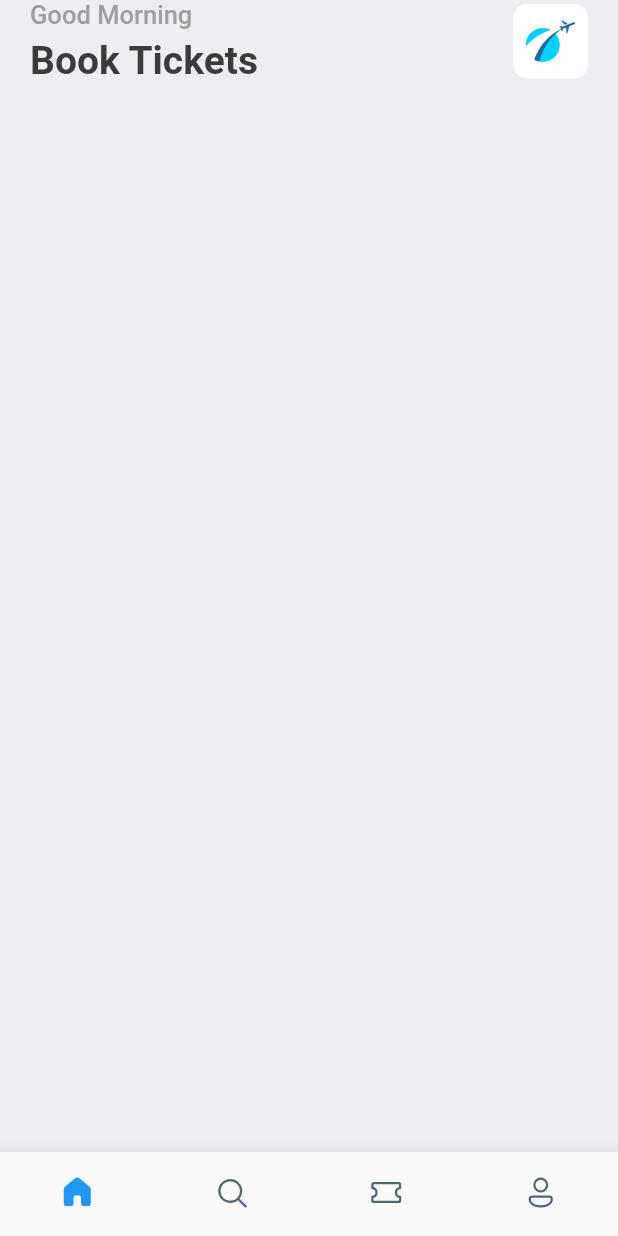
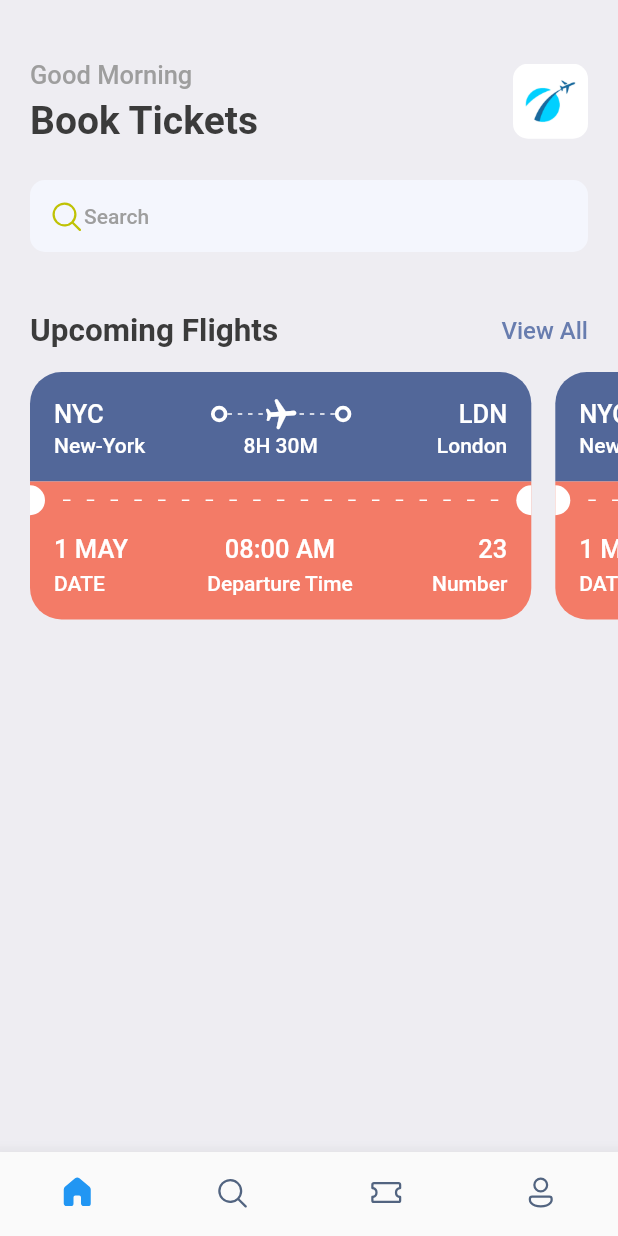
Before and after one commit to asish918/booking-app, a Flutter app: the screen it shows after launch, on a phone screen of 412 x 824 dp. Run offline on Flutter 3.47's test engine with Material 2 defaults, Android fonts, the phone set to English and light mode, and no system bars; our stand-ins replace fluentui_icons, gap.

Commit message:
Implemented Ticket View in Home Screen

```diff
--- a/lib/screens/home_screen.dart
+++ b/lib/screens/home_screen.dart
@@ -1,5 +1,8 @@
+import 'package:booktickets/screens/ticket_view.dart';
 import 'package:booktickets/utils/app_styles.dart';
+import 'package:fluentui_icons/fluentui_icons.dart';
 import 'package:flutter/material.dart';
+import 'package:gap/gap.dart';
 
 class HomeScreen extends StatelessWidget {
   const HomeScreen({Key? key}) : super(key: key);
@@ -14,6 +17,7 @@ class HomeScreen extends StatelessWidget {
             padding: const EdgeInsets.symmetric(horizontal: 20),
             child: Column(
               children: [
+                const Gap(40),
                 Row(
                   mainAxisAlignment: MainAxisAlignment.spaceBetween,
                   children: [
@@ -24,7 +28,7 @@ class HomeScreen extends StatelessWidget {
                           "Good Morning",
                           style: Styles.headLineStyle3,
                         ),
-                        const SizedBox(height: 5,),
+                        const Gap(5),
                         Text(
                           "Book Tickets",
                           style: Styles.headLineStyle,
@@ -42,7 +46,56 @@ class HomeScreen extends StatelessWidget {
                       ),
                     ),
                   ],
-                )
+                ),
+                const Gap(25),
+                Container(
+                  decoration: BoxDecoration(
+                    borderRadius: BorderRadius.circular(10),
+                    color: const Color(0xFFF4F6FD),
+                  ),
+                  padding:
+                      const EdgeInsets.symmetric(horizontal: 12, vertical: 12),
+                  child: Row(
+                    children: [
+                      const Icon(
+                        FluentSystemIcons.ic_fluent_search_regular,
+                        color: Color(0xFFBFC205),
+                      ),
+                      Text(
+                        "Search",
+                        style: Styles.headLineStyle4,
+                      )
+                    ],
+                  ),
+                ),
+                const Gap(40),
+                Row(
+                  mainAxisAlignment: MainAxisAlignment.spaceBetween,
+                  children: [
+                    Text(
+                      "Upcoming Flights",
+                      style: Styles.headLineStyle2,
+                    ),
+                    InkWell(
+                      child: Text(
+                        "View All",
+                        style:
+                            Styles.textStyle.copyWith(color: Styles.primaryColor),
+                      ),
+                    )
+                  ],
+                ),
+              ],
+            ),
+          ),
+          const Gap(15),
+          SingleChildScrollView(
+            scrollDirection: Axis.horizontal,
+            padding: const EdgeInsets.only(left: 20),
+            child: Row(
+              children: [
+                TicketView(),
+                TicketView()
               ],
             ),
           )
--- /dev/null
+++ b/lib/screens/ticket_view.dart
@@ -0,0 +1,246 @@
+import 'package:booktickets/utils/app_layout.dart';
+import 'package:booktickets/utils/app_styles.dart';
+import 'package:booktickets/utils/widgets/thick_container.dart';
+import 'package:flutter/material.dart';
+import 'package:gap/gap.dart';
+
+class TicketView extends StatelessWidget {
+  const TicketView({Key? key}) : super(key: key);
+
+  @override
+  Widget build(BuildContext context) {
+    final size = AppLayout.getSize(context);
+
+    return SizedBox(
+      width: size.width*0.85,
+      height: 200,
+      child: Container(
+        margin: const EdgeInsets.only(right: 16),
+        child: Column(
+          children: [
+            Container(
+              decoration: const BoxDecoration(
+                color: Color(0xFF526799),
+                borderRadius: BorderRadius.only(
+                  topLeft: Radius.circular(21),
+                  topRight: Radius.circular(21),
+                ),
+              ),
+              padding: const EdgeInsets.all(16),
+              child: Column(
+                children: [
+                  Row(
+                    children: [
+                      Text(
+                        "NYC",
+                        style:
+                            Styles.headLineStyle3.copyWith(color: Colors.white),
+                      ),
+                      Expanded(child: Container()),
+                      const ThickContainer(),
+                      Expanded(
+                        child: Stack(
+                          children: [
+                            SizedBox(
+                              height: 24,
+                              child: LayoutBuilder(
+                                builder: (BuildContext context,
+                                    BoxConstraints constraints) {
+                                  return Flex(
+                                    direction: Axis.horizontal,
+                                    mainAxisAlignment:
+                                        MainAxisAlignment.spaceBetween,
+                                    mainAxisSize: MainAxisSize.max,
+                                    children: List.generate(
+                                        (constraints.constrainWidth() / 6)
+                                            .floor(),
+                                        (index) => const SizedBox(
+                                              width: 3,
+                                              height: 1,
+                                              child: DecoratedBox(
+                                                decoration: BoxDecoration(
+                                                    color: Colors.white),
+                                              ),
+                                            )),
+                                  );
+                                },
+                              ),
+                            ),
+                            Center(
+                              child: Transform.rotate(
+                                  angle: 1.5,
+                                  child: const Icon(
+                                    Icons.local_airport_rounded,
+                                    color: Colors.white,
+                                  )),
+                            ),
+                          ],
+                        ),
+                      ),
+                      const ThickContainer(),
+                      Expanded(child: Container()),
+                      Text(
+                        "LDN",
+                        style:
+                            Styles.headLineStyle3.copyWith(color: Colors.white),
+                      ),
+                    ],
+                  ),
+                  const Gap(1),
+                  Row(
+                    mainAxisAlignment: MainAxisAlignment.spaceBetween,
+                    children: [
+                      SizedBox(
+                        width: 100,
+                        child: Text(
+                          "New-York",
+                          style: Styles.headLineStyle4
+                              .copyWith(color: Colors.white),
+                        ),
+                      ),
+                      Text(
+                        "8H 30M",
+                        style:
+                            Styles.headLineStyle4.copyWith(color: Colors.white),
+                      ),
+                      SizedBox(
+                        width: 100,
+                        child: Text(
+                          "London",
+                          textAlign: TextAlign.end,
+                          style: Styles.headLineStyle4
+                              .copyWith(color: Colors.white),
+                        ),
+                      ),
+                    ],
+                  )
+                ],
+              ),
+            ),
+            Container(
+              color: Styles.orangeColor,
+              child: Row(
+                children: [
+                  const SizedBox(
+                    width: 10,
+                    height: 20,
+                    child: DecoratedBox(
+                      decoration: BoxDecoration(
+                          color: Colors.white,
+                          borderRadius: BorderRadius.only(
+                              topRight: Radius.circular(10),
+                              bottomRight: Radius.circular(10))),
+                    ),
+                  ),
+                  Expanded(
+                      child: Padding(
+                    padding: const EdgeInsets.all(12.0),
+                    child: LayoutBuilder(
+                      builder:
+                          (BuildContext context, BoxConstraints constraints) {
+                        return Flex(
+                          direction: Axis.horizontal,
+                          mainAxisAlignment: MainAxisAlignment.spaceBetween,
+                          mainAxisSize: MainAxisSize.max,
+                          children: List.generate(
+                            (constraints.constrainWidth() / 15).floor(),
+                            (index) => const SizedBox(
+                              width: 5,
+                              height: 1,
+                              child: DecoratedBox(
+                                decoration: BoxDecoration(color: Colors.white),
+                              ),
+                            ),
+                          ),
+                        );
+                      },
+                    ),
+                  )),
+                  const SizedBox(
+                    width: 10,
+                    height: 20,
+                    child: DecoratedBox(
+                      decoration: BoxDecoration(
+                          color: Colors.white,
+                          borderRadius: BorderRadius.only(
+                              topLeft: Radius.circular(10),
+                              bottomLeft: Radius.circular(10))),
+                    ),
+                  )
+                ],
+              ),
+            ),
+            Container(
+              decoration: BoxDecoration(
+                color: Styles.orangeColor,
+                borderRadius: const BorderRadius.only(
+                  bottomLeft: Radius.circular(21),
+                  bottomRight: Radius.circular(21),
+                ),
+              ),
+              padding: const EdgeInsets.only(left: 16, top: 10, right: 16, bottom: 16),
+              child: Column(
+                children: [
+                  Row(
+                    mainAxisAlignment: MainAxisAlignment.spaceBetween,
+                    children: [
+                      Column(
+                        crossAxisAlignment: CrossAxisAlignment.start,
+                        children: [
+                          Text(
+                            "1 MAY",
+                            style: Styles.headLineStyle3
+                                .copyWith(color: Colors.white),
+                          ),
+                          const Gap(5),
+                          Text(
+                            "DATE",
+                            style: Styles.headLineStyle4
+                                .copyWith(color: Colors.white),
+                          ),
+                        ],
+                      ),
+                      Column(
+                        crossAxisAlignment: CrossAxisAlignment.center,
+                        children: [
+                          Text(
+                            "08:00 AM",
+                            style: Styles.headLineStyle3
+                                .copyWith(color: Colors.white),
+                          ),
+                          const Gap(5),
+                          Text(
+                            "Departure Time",
+                            style: Styles.headLineStyle4
+                                .copyWith(color: Colors.white),
+                          ),
+                        ],
+                      ),
+                      Column(
+                        crossAxisAlignment: CrossAxisAlignment.end,
+                        children: [
+                          Text(
+                            "23",
+                            style: Styles.headLineStyle3
+                                .copyWith(color: Colors.white),
+                          ),
+                          const Gap(5),
+                          Text(
+                            "Number",
+                            style: Styles.headLineStyle4
+                                .copyWith(color: Colors.white),
+                          ),
+                        ],
+                      ),
+
+                    ],
+                  )
+                ],
+              ),
+            ),
+          ],
+        ),
+      ),
+    );
+  }
+}
--- /dev/null
+++ b/lib/utils/app_layout.dart
@@ -0,0 +1,7 @@
+import 'package:flutter/material.dart';
+
+class AppLayout {
+  static getSize(BuildContext context) {
+    return MediaQuery.of(context).size;
+  }
+}
--- a/lib/utils/app_styles.dart
+++ b/lib/utils/app_styles.dart
@@ -6,7 +6,7 @@ class Styles {
   static Color primaryColor = primary;
   static Color textColor = const Color(0xFF3b3b3b);
   static Color bgColor = const Color(0xFFeeedf2);
-  static Color orangeColor = const Color(0xFF526799);
+  static Color orangeColor = const Color(0xFFF37B67);
   static TextStyle textStyle = TextStyle(
       fontSize: 16, color: textColor, fontWeight: FontWeight.w500);
   static TextStyle headLineStyle = TextStyle(
--- /dev/null
+++ b/lib/utils/widgets/thick_container.dart
@@ -0,0 +1,16 @@
+import 'package:flutter/material.dart';
+
+class ThickContainer extends StatelessWidget {
+  const ThickContainer({Key? key}) : super(key: key);
+
+  @override
+  Widget build(BuildContext context) {
+    return Container(
+      padding: const EdgeInsets.all(3.0),
+      decoration: BoxDecoration(
+        borderRadius: BorderRadius.circular(20),
+        border: Border.all(width: 2.5, color: Colors.white),
+      ),
+    );
+  }
+}
--- a/pubspec.yaml
+++ b/pubspec.yaml
@@ -35,6 +35,7 @@ dependencies:
   # Use with the CupertinoIcons class for iOS style icons.
   cupertino_icons: ^1.0.2
   fluentui_icons: ^1.0.0
+  gap: ^2.0.0
 
 dev_dependencies:
   flutter_test:
```
Also changed, not shown: pubspec.lock.
